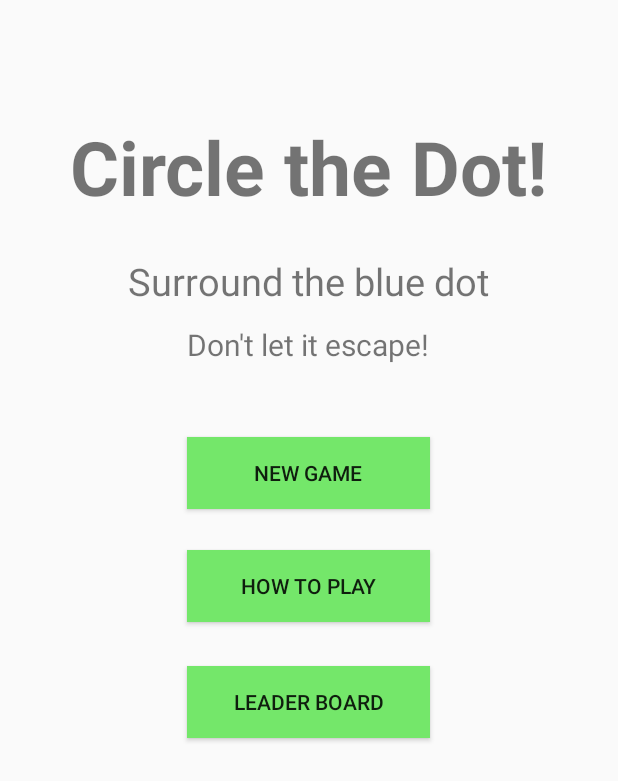
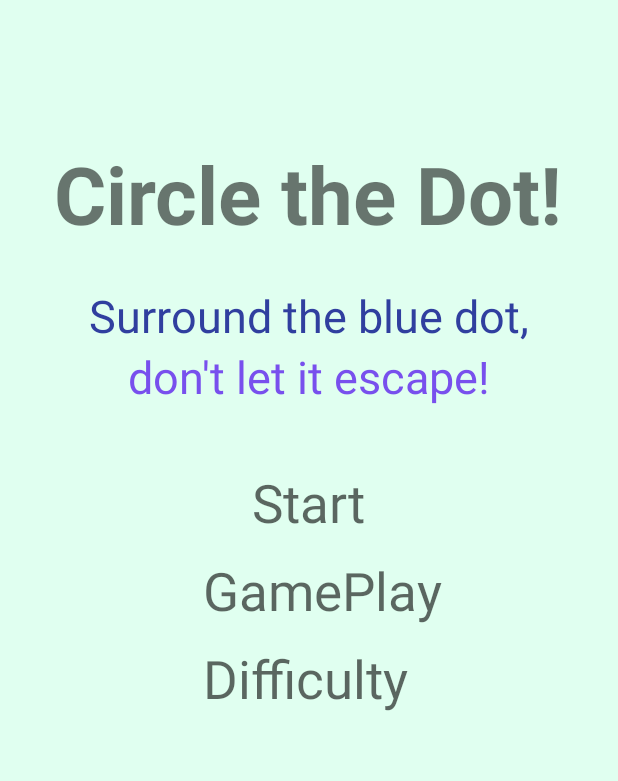
Before and after one commit to ismailhashi101/Dot, an Android app: the screen it shows after launch (MainActivity), on a phone screen of 412 x 824 dp. Shown: the top 781 px of the screen. Run offline under Robolectric (Android 15) with nearby library versions, the phone set to English and light mode, and no system bars.

Commit message:
fixed gameBoard

```diff
--- a/app/build.gradle
+++ b/app/build.gradle
@@ -17,6 +17,9 @@ android {
             proguardFiles getDefaultProguardFile('proguard-android.txt'), 'proguard-rules.pro'
         }
     }
+    dataBinding {
+        enabled = true
+    }
 }
 
 dependencies {
--- a/app/src/main/res/layout/activity_main.xml
+++ b/app/src/main/res/layout/activity_main.xml
@@ -1,23 +1,35 @@
 <?xml version="1.0" encoding="utf-8"?>
 <RelativeLayout xmlns:android="http://schemas.android.com/apk/res/android"
     android:orientation="vertical" android:layout_width="match_parent"
-    android:layout_height="match_parent">
+    android:layout_height="match_parent"
+    android:background="@color/background">
+
+
+    <TextView
+        android:text="don't let it escape!"
+        android:textColor="@color/dotPaint"
+        android:textSize="30dp"
+        android:layout_width="wrap_content"
+        android:layout_height="wrap_content"
+        android:id="@+id/textView5"
+        android:layout_below="@+id/textView2"
+        android:layout_centerHorizontal="true" />
 
     <TextView
         android:text="Circle the Dot!"
-        android:textSize="50dp"
+        android:textSize="53dp"
         android:textStyle="bold"
         android:layout_width="wrap_content"
         android:layout_height="wrap_content"
-        android:layout_marginTop="77dp"
+        android:layout_marginTop="93dp"
         android:id="@+id/textView"
-        android:layout_centerInParent="true"
         android:layout_alignParentTop="true"
         android:layout_centerHorizontal="true" />
 
     <TextView
-        android:text="Surround the blue dot"
-        android:textSize="25dp"
+        android:text="Surround the blue dot,"
+        android:textSize="30dp"
+        android:textColor="@color/colorPrimaryDark"
         android:layout_width="wrap_content"
         android:layout_height="wrap_content"
         android:layout_marginTop="25dp"
@@ -25,50 +37,56 @@
         android:layout_below="@+id/textView"
         android:layout_centerHorizontal="true" />
 
-    <Button
-        android:text="New Game"
-        android:onClick="newGame"
-        android:textAllCaps="true"
-        android:background="#74e76a"
-        android:layout_width="match_parent"
-        android:layout_height="wrap_content"
-        android:layout_below="@+id/textView5"
-        android:layout_marginTop="48dp"
-        android:id="@+id/button"
-        android:layout_alignRight="@+id/textView5"
-        android:layout_alignLeft="@+id/textView5" />
-
-    <Button
-        android:text="Leader Board"
-        android:textAllCaps="true"
-        android:background="#74e76a"
+    <LinearLayout
+        android:orientation="vertical"
         android:layout_width="wrap_content"
         android:layout_height="wrap_content"
-        android:layout_marginTop="29dp"
-        android:id="@+id/button3"
-        android:layout_below="@+id/button2"
-        android:layout_alignLeft="@+id/button2"
-        android:layout_alignRight="@+id/button2" />
+        android:layout_marginTop="40dp"
+        android:layout_below="@+id/textView5"
+        android:layout_centerHorizontal="true">
 
-    <Button
-        android:text="How to play"
-        android:textAllCaps="true"
-        android:background="#74e76a"
+
+        <TextView
+            android:text="Start"
+            android:textSize="35dp"
+            android:layout_gravity="center"
             android:layout_width="wrap_content"
             android:layout_height="wrap_content"
-        android:layout_marginTop="27dp"
-        android:id="@+id/button2"
-        android:layout_below="@+id/button"
-        android:layout_alignLeft="@+id/button"
-        android:layout_alignRight="@+id/button" />
+            android:id="@+id/textView7"
+            android:textAppearance="@style/TextAppearance.AppCompat.Display3"
+            android:onClick="newGame"
+            android:layout_below="@+id/textView5" />
+
 
         <TextView
-        android:text="Don't let it escape!"
-        android:textSize="20dp"
+            android:text="GamePlay"
+            android:textSize="35dp"
             android:layout_width="wrap_content"
             android:layout_height="wrap_content"
+            android:id="@+id/textView6"
+            android:textAppearance="@style/TextAppearance.AppCompat.Display2"
+            android:onClick="newGame"
             android:layout_marginTop="11dp"
-        android:id="@+id/textView5"
-        android:layout_below="@+id/textView2"
-        android:layout_centerHorizontal="true" />
+            android:layout_below="@+id/textView7"
+            android:layout_alignLeft="@+id/textView5"
+            android:layout_alignStart="@+id/textView5"
+            android:layout_marginLeft="18dp"
+            android:layout_marginStart="18dp" />
+
+        <TextView
+            android:text="Difficulty"
+            android:textSize="35dp"
+            android:layout_width="wrap_content"
+            android:layout_height="wrap_content"
+            android:textAppearance="@style/TextAppearance.AppCompat.Display2"
+            android:onClick="changeDifficulty"
+            android:layout_marginTop="11dp"
+            android:layout_below="@+id/textView7"
+            android:layout_alignLeft="@+id/textView5"
+            android:layout_alignStart="@+id/textView5"
+            android:layout_marginLeft="18dp"
+            android:layout_marginStart="18dp" />
+
+    </LinearLayout>
+
 </RelativeLayout>
--- a/app/src/main/res/values/colors.xml
+++ b/app/src/main/res/values/colors.xml
@@ -3,7 +3,7 @@
     <color name="colorPrimary">#3F51B5</color>
     <color name="colorPrimaryDark">#303F9F</color>
     <color name="colorAccent">#303F9F</color>
-    <color name="background">#EAEAEA</color>
+    <color name="background">#e0fff0</color>
     <color name="movePaint">#C7C7C7</color>
     <color name="blockPaint">#EE9A00</color>
     <color name="dotPaint">#7850ED</color>
```
Also changed, not shown: app/src/main/java/com/example/ismail/circlethedot/BoardActivity.java (+10 -3 lines), app/src/main/java/com/example/ismail/circlethedot/Dot.java (+17 -28 lines), app/src/main/java/com/example/ismail/circlethedot/GameData.java (+16 -39 lines), app/src/main/java/com/example/ismail/circlethedot/GameView.java (+44 -79 lines), app/src/main/java/com/example/ismail/circlethedot/MainActivity.java (+58 -6 lines), app/src/main/res/drawable/cirlce.xml (added, +11 -0 lines), app/src/main/res/layout/activity_board.xml (+31 -3 lines). Lines whose indentation alone changed are shown as unchanged.
